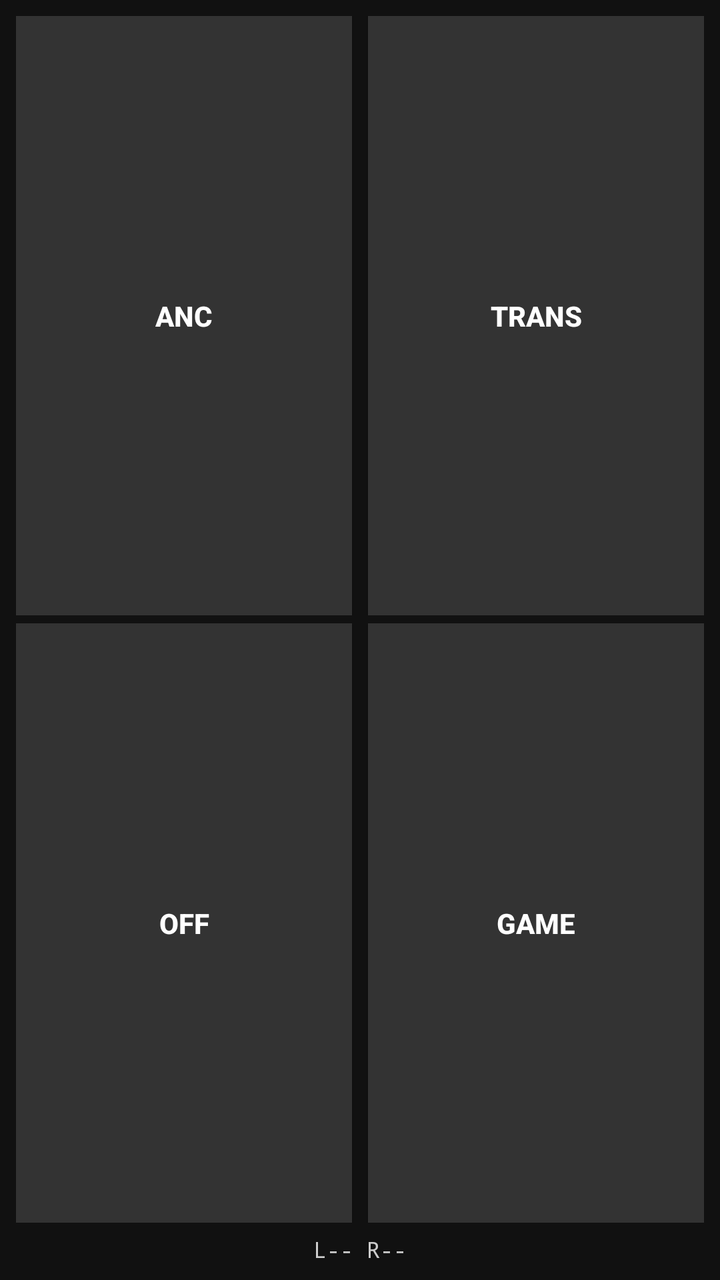
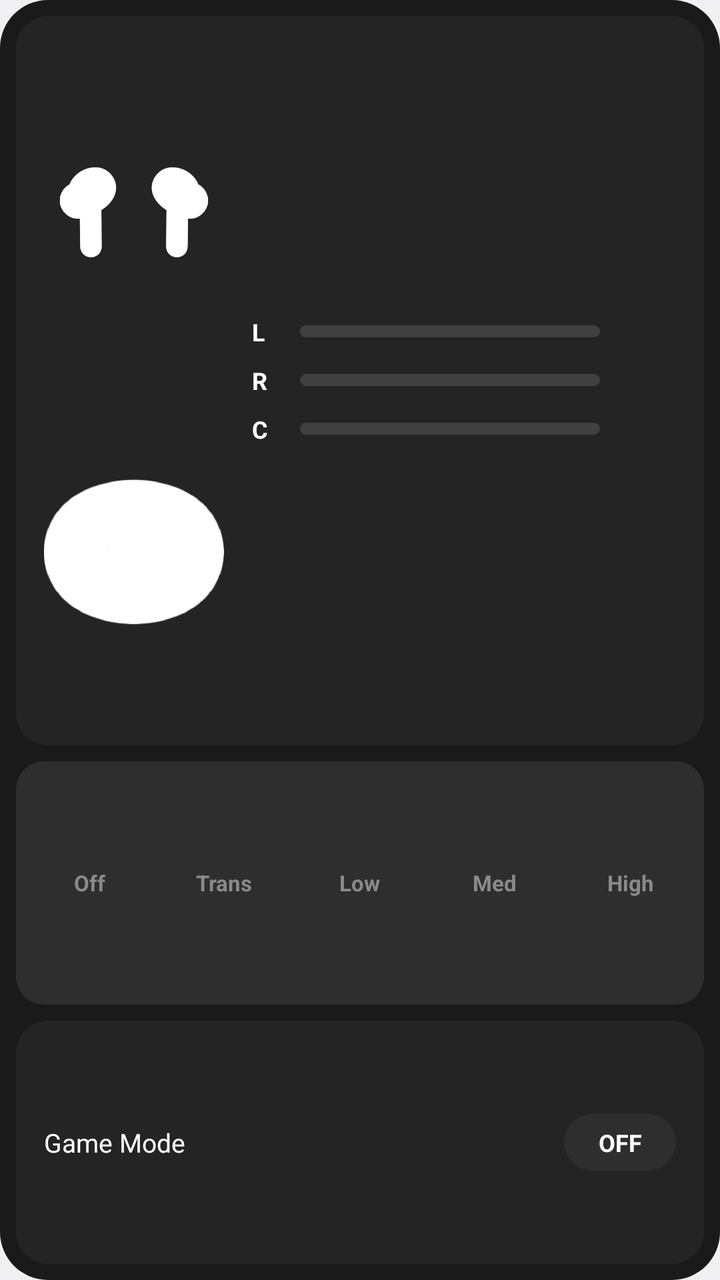

Compare the two renders of this Android layout. The source of the first and the diff that turns it into the second are given below.
<!-- AndroidManifest.xml: application theme android:Theme.DeviceDefault.Light.NoActionBar -->
<!-- res/layout/widget_anc.xml -->
<?xml version="1.0" encoding="utf-8"?>
<LinearLayout xmlns:android="http://schemas.android.com/apk/res/android"
    android:layout_width="match_parent"
    android:layout_height="match_parent"
    android:orientation="vertical"
    android:padding="8dp"
    android:background="#111111">

    
    <LinearLayout
        android:layout_width="match_parent"
        android:layout_height="0dp"
        android:layout_weight="1"
        android:orientation="horizontal">

        <Button
            android:id="@+id/widgetAncBtn"
            android:layout_width="0dp"
            android:layout_height="match_parent"
            android:layout_weight="1"
            android:layout_marginEnd="4dp"
            android:text="ANC"
            android:textColor="#FFFFFF"
            android:textSize="14sp"
            android:textStyle="bold"
            android:background="#333333" />

        <Button
            android:id="@+id/widgetTransBtn"
            android:layout_width="0dp"
            android:layout_height="match_parent"
            android:layout_weight="1"
            android:layout_marginStart="4dp"
            android:text="Trans"
            android:textColor="#FFFFFF"
            android:textSize="14sp"
            android:textStyle="bold"
            android:background="#333333" />
    </LinearLayout>

    
    <LinearLayout
        android:layout_width="match_parent"
        android:layout_height="0dp"
        android:layout_weight="1"
        android:orientation="horizontal"
        android:layout_marginTop="4dp">

        <Button
            android:id="@+id/widgetOffBtn"
            android:layout_width="0dp"
            android:layout_height="match_parent"
            android:layout_weight="1"
            android:layout_marginEnd="4dp"
            android:text="Off"
            android:textColor="#FFFFFF"
            android:textSize="14sp"
            android:textStyle="bold"
            android:background="#333333" />

        <Button
            android:id="@+id/widgetGameBtn"
            android:layout_width="0dp"
            android:layout_height="match_parent"
            android:layout_weight="1"
            android:layout_marginStart="4dp"
            android:text="Game"
            android:textColor="#FFFFFF"
            android:textSize="14sp"
            android:textStyle="bold"
            android:background="#333333" />
    </LinearLayout>

    
    <TextView
        android:id="@+id/widgetBattery"
        android:layout_width="match_parent"
        android:layout_height="wrap_content"
        android:text="L-- R--"
        android:textColor="#CCCCCC"
        android:textSize="11sp"
        android:gravity="center"
        android:paddingTop="6dp"
        android:typeface="monospace" />

</LinearLayout>
<!-- resources referenced by this layout -->
<resources>

</resources>

<!-- the commit's change to res/layout/widget_anc.xml (unified diff, before → after) -->
@@ -1,86 +1,272 @@
 <?xml version="1.0" encoding="utf-8"?>
 <LinearLayout xmlns:android="http://schemas.android.com/apk/res/android"
+    android:id="@+id/widget_root"
     android:layout_width="match_parent"
     android:layout_height="match_parent"
     android:orientation="vertical"
     android:padding="8dp"
-    android:background="#111111">
-
-    
+    android:background="@drawable/widget_outer_bg">
+
     <LinearLayout
         android:layout_width="match_parent"
         android:layout_height="0dp"
-        android:layout_weight="1"
-        android:orientation="horizontal">
-
-        <Button
-            android:id="@+id/widgetAncBtn"
+        android:layout_weight="3"
+        android:orientation="horizontal"
+        android:padding="14dp"
+        android:background="@drawable/widget_card_bg"
+        android:gravity="center_vertical">
+
+        <LinearLayout
+            android:layout_width="90dp"
+            android:layout_height="match_parent"
+            android:orientation="vertical"
+            android:gravity="center">
+
+            <LinearLayout
+                android:layout_width="match_parent"
+                android:layout_height="0dp"
+                android:layout_weight="1"
+                android:orientation="horizontal"
+                android:gravity="center">
+
+                <ImageView
+                    android:id="@+id/widget_bud_left"
+                    android:layout_width="0dp"
+                    android:layout_height="match_parent"
+                    android:layout_weight="1"
+                    android:scaleType="fitCenter"
+                    android:src="@drawable/ic_bud_left"
+                    android:contentDescription="@string/widget_battery_left" />
+
+                <ImageView
+                    android:id="@+id/widget_bud_right"
+                    android:layout_width="0dp"
+                    android:layout_height="match_parent"
+                    android:layout_weight="1"
+                    android:scaleType="fitCenter"
+                    android:src="@drawable/ic_bud_right"
+                    android:contentDescription="@string/widget_battery_right" />
+            </LinearLayout>
+
+            <ImageView
+                android:id="@+id/widget_bud_case"
+                android:layout_width="match_parent"
+                android:layout_height="0dp"
+                android:layout_weight="1"
+                android:scaleType="fitCenter"
+                android:paddingTop="2dp"
+                android:src="@drawable/ic_case"
+                android:contentDescription="@string/widget_battery_case" />
+        </LinearLayout>
+
+        <LinearLayout
             android:layout_width="0dp"
-            android:layout_height="match_parent"
+            android:layout_height="wrap_content"
             android:layout_weight="1"
-            android:layout_marginEnd="4dp"
-            android:text="ANC"
-            android:textColor="#FFFFFF"
-            android:textSize="14sp"
-            android:textStyle="bold"
-            android:background="#333333" />
-
-        <Button
-            android:id="@+id/widgetTransBtn"
-            android:layout_width="0dp"
-            android:layout_height="match_parent"
-            android:layout_weight="1"
-            android:layout_marginStart="4dp"
-            android:text="Trans"
-            android:textColor="#FFFFFF"
-            android:textSize="14sp"
-            android:textStyle="bold"
-            android:background="#333333" />
+            android:orientation="vertical"
+            android:paddingStart="14dp">
+
+            <LinearLayout
+                android:id="@+id/widget_row_left"
+                android:layout_width="match_parent"
+                android:layout_height="wrap_content"
+                android:orientation="horizontal"
+                android:gravity="center_vertical"
+                android:layout_marginBottom="8dp">
+
+                <TextView
+                    android:layout_width="14dp"
+                    android:layout_height="wrap_content"
+                    android:text="@string/widget_battery_left"
+                    android:textColor="@color/widget_text_primary"
+                    android:textSize="12sp"
+                    android:textStyle="bold" />
+
+                <ProgressBar
+                    android:id="@+id/widget_bar_left"
+                    style="@android:style/Widget.ProgressBar.Horizontal"
+                    android:layout_width="0dp"
+                    android:layout_height="6dp"
+                    android:layout_weight="1"
+                    android:layout_marginStart="10dp"
+                    android:layout_marginEnd="8dp"
+                    android:max="100"
+                    android:progress="0"
+                    android:progressDrawable="@drawable/widget_battery_bar" />
+
+                <TextView
+                    android:id="@+id/widget_text_left"
+                    android:layout_width="30dp"
+                    android:layout_height="wrap_content"
+                    android:text=""
+                    android:textColor="@color/widget_text_primary"
+                    android:textSize="11sp"
+                    android:gravity="end" />
+            </LinearLayout>
+
+            <LinearLayout
+                android:id="@+id/widget_row_right"
+                android:layout_width="match_parent"
+                android:layout_height="wrap_content"
+                android:orientation="horizontal"
+                android:gravity="center_vertical"
+                android:layout_marginBottom="8dp">
+
+                <TextView
+                    android:layout_width="14dp"
+                    android:layout_height="wrap_content"
+                    android:text="@string/widget_battery_right"
+                    android:textColor="@color/widget_text_primary"
+                    android:textSize="12sp"
+                    android:textStyle="bold" />
+
+                <ProgressBar
+                    android:id="@+id/widget_bar_right"
+                    style="@android:style/Widget.ProgressBar.Horizontal"
+                    android:layout_width="0dp"
+                    android:layout_height="6dp"
+                    android:layout_weight="1"
+                    android:layout_marginStart="10dp"
+                    android:layout_marginEnd="8dp"
+                    android:max="100"
+                    android:progress="0"
+                    android:progressDrawable="@drawable/widget_battery_bar" />
+
+                <TextView
+                    android:id="@+id/widget_text_right"
+                    android:layout_width="30dp"
+                    android:layout_height="wrap_content"
+                    android:text=""
+                    android:textColor="@color/widget_text_primary"
+                    android:textSize="11sp"
+                    android:gravity="end" />
+            </LinearLayout>
+
+            <LinearLayout
+                android:id="@+id/widget_row_case"
+                android:layout_width="match_parent"
+                android:layout_height="wrap_content"
+                android:orientation="horizontal"
+                android:gravity="center_vertical">
+
+                <TextView
+                    android:layout_width="14dp"
+                    android:layout_height="wrap_content"
+                    android:text="@string/widget_battery_case"
+                    android:textColor="@color/widget_text_primary"
+                    android:textSize="12sp"
+                    android:textStyle="bold" />
+
+                <ProgressBar
+                    android:id="@+id/widget_bar_case"
+                    style="@android:style/Widget.ProgressBar.Horizontal"
+                    android:layout_width="0dp"
+                    android:layout_height="6dp"
+                    android:layout_weight="1"
+                    android:layout_marginStart="10dp"
+                    android:layout_marginEnd="8dp"
+                    android:max="100"
+                    android:progress="0"
+                    android:progressDrawable="@drawable/widget_battery_bar" />
+
+                <TextView
+                    android:id="@+id/widget_text_case"
+                    android:layout_width="30dp"
+                    android:layout_height="wrap_content"
+                    android:text=""
+                    android:textColor="@color/widget_text_primary"
+                    android:textSize="11sp"
+                    android:gravity="end" />
+            </LinearLayout>
+        </LinearLayout>
     </LinearLayout>
 
-    
     <LinearLayout
+        android:id="@+id/widget_anc_segments"
         android:layout_width="match_parent"
         android:layout_height="0dp"
         android:layout_weight="1"
+        android:layout_marginTop="8dp"
         android:orientation="horizontal"
-        android:layout_marginTop="4dp">
-
-        <Button
-            android:id="@+id/widgetOffBtn"
+        android:padding="3dp"
+        android:background="@drawable/widget_segment_container">
+
+        <TextView android:id="@+id/widget_seg_off"
+            android:layout_width="0dp" android:layout_height="match_parent"
+            android:layout_weight="1" android:gravity="center"
+            android:text="@string/widget_anc_off"
+            android:textColor="@color/widget_segment_text"
+            android:textSize="11sp" android:textStyle="bold"
+            android:background="@drawable/widget_segment_bg" />
+
+        <TextView android:id="@+id/widget_seg_trans"
+            android:layout_width="0dp" android:layout_height="match_parent"
+            android:layout_weight="1" android:gravity="center"
+            android:text="@string/widget_anc_trans"
+            android:textColor="@color/widget_segment_text"
+            android:textSize="11sp" android:textStyle="bold"
+            android:background="@drawable/widget_segment_bg" />
+
+        <TextView android:id="@+id/widget_seg_low"
+            android:layout_width="0dp" android:layout_height="match_parent"
+            android:layout_weight="1" android:gravity="center"
+            android:text="@string/widget_anc_low"
+            android:textColor="@color/widget_segment_text"
+            android:textSize="11sp" android:textStyle="bold"
+            android:background="@drawable/widget_segment_bg" />
+
+        <TextView android:id="@+id/widget_seg_med"
+            android:layout_width="0dp" android:layout_height="match_parent"
+            android:layout_weight="1" android:gravity="center"
+            android:text="@string/widget_anc_med"
+            android:textColor="@color/widget_segment_text"
+            android:textSize="11sp" android:textStyle="bold"
+            android:background="@drawable/widget_segment_bg" />
+
+        <TextView android:id="@+id/widget_seg_high"
+            android:layout_width="0dp" android:layout_height="match_parent"
+            android:layout_weight="1" android:gravity="center"
+            android:text="@string/widget_anc_high"
+            android:textColor="@color/widget_segment_text"
+            android:textSize="11sp" android:textStyle="bold"
+            android:background="@drawable/widget_segment_bg" />
+    </LinearLayout>
+
+    <LinearLayout
+        android:id="@+id/widget_game_row"
+        android:layout_width="match_parent"
+        android:layout_height="0dp"
+        android:layout_weight="1"
+        android:layout_marginTop="8dp"
+        android:orientation="horizontal"
+        android:paddingStart="14dp"
+        android:paddingEnd="14dp"
+        android:background="@drawable/widget_card_bg"
+        android:gravity="center_vertical">
+
+        <TextView
             android:layout_width="0dp"
-            android:layout_height="match_parent"
+            android:layout_height="wrap_content"
             android:layout_weight="1"
-            android:layout_marginEnd="4dp"
-            android:text="Off"
-            android:textColor="#FFFFFF"
-            android:textSize="14sp"
+            android:text="@string/widget_game_mode_label"
+            android:textColor="@color/widget_text_primary"
+            android:textSize="13sp" />
+
+        <TextView
+            android:id="@+id/widget_game_switch"
+            android:layout_width="wrap_content"
+            android:layout_height="wrap_content"
+            android:minWidth="56dp"
+            android:paddingStart="16dp"
+            android:paddingEnd="16dp"
+            android:paddingTop="6dp"
+            android:paddingBottom="6dp"
+            android:gravity="center"
+            android:text="OFF"
+            android:textColor="@color/widget_text_primary"
+            android:textSize="12sp"
             android:textStyle="bold"
-            android:background="#333333" />
-
-        <Button
-            android:id="@+id/widgetGameBtn"
-            android:layout_width="0dp"
-            android:layout_height="match_parent"
-            android:layout_weight="1"
-            android:layout_marginStart="4dp"
-            android:text="Game"
-            android:textColor="#FFFFFF"
-            android:textSize="14sp"
-            android:textStyle="bold"
-            android:background="#333333" />
+            android:background="@drawable/widget_button_bg" />
     </LinearLayout>
 
-    
-    <TextView
-        android:id="@+id/widgetBattery"
-        android:layout_width="match_parent"
-        android:layout_height="wrap_content"
-        android:text="L-- R--"
-        android:textColor="#CCCCCC"
-        android:textSize="11sp"
-        android:gravity="center"
-        android:paddingTop="6dp"
-        android:typeface="monospace" />
-
 </LinearLayout>
<!-- resource entries referenced after the edit -->
@@ -1,5 +1,77 @@
 <!-- resources referenced by this layout -->
 <resources>
-
+  <color name="widget_segment_text">#8A8A8A</color>
+  <color name="widget_text_primary">#FFFFFF</color>
+  <!-- drawable ic_bud_left: png bitmap (drawable, 4292 bytes) -->
+  <!-- drawable ic_bud_right: png bitmap (drawable, 4195 bytes) -->
+  <!-- drawable ic_case: png bitmap (drawable, 4797 bytes) -->
+  <!-- drawable widget_battery_bar (drawable) -->
+  <?xml version="1.0" encoding="utf-8"?>
+  <layer-list xmlns:android="http://schemas.android.com/apk/res/android">
+      <item android:id="@android:id/background">
+          <shape android:shape="rectangle">
+              <corners android:radius="3dp" />
+              <solid android:color="@color/widget_bar_track" />
+          </shape>
+      </item>
+      <item android:id="@android:id/progress">
+          <clip>
+              <shape android:shape="rectangle">
+                  <corners android:radius="3dp" />
+                  <solid android:color="@color/widget_bar_fill" />
+              </shape>
+          </clip>
+      </item>
+  </layer-list>
+  <!-- drawable widget_button_bg (drawable) -->
+  <?xml version="1.0" encoding="utf-8"?>
+  <shape xmlns:android="http://schemas.android.com/apk/res/android"
+      android:shape="rectangle">
+      <solid android:color="@color/widget_bg_button" />
+      <corners android:radius="16dp" />
+  </shape>
+  <!-- drawable widget_card_bg (drawable) -->
+  <?xml version="1.0" encoding="utf-8"?>
+  <shape xmlns:android="http://schemas.android.com/apk/res/android"
+      android:shape="rectangle">
+      <solid android:color="@color/widget_bg_card" />
+      <corners android:radius="16dp" />
+  </shape>
+  <!-- drawable widget_outer_bg (drawable) -->
+  <?xml version="1.0" encoding="utf-8"?>
+  <shape xmlns:android="http://schemas.android.com/apk/res/android"
+      android:shape="rectangle">
+      <solid android:color="@color/widget_bg_outer" />
+      <corners android:radius="24dp" />
+  </shape>
+  <!-- drawable widget_segment_bg (drawable) -->
+  <?xml version="1.0" encoding="utf-8"?>
+  <shape xmlns:android="http://schemas.android.com/apk/res/android"
+      android:shape="rectangle">
+      <solid android:color="#00000000" />
+      <corners android:radius="10dp" />
+  </shape>
+  <!-- drawable widget_segment_container (drawable) -->
+  <?xml version="1.0" encoding="utf-8"?>
+  <shape xmlns:android="http://schemas.android.com/apk/res/android"
+      android:shape="rectangle">
+      <solid android:color="@color/widget_segment_bg" />
+      <corners android:radius="14dp" />
+  </shape>
+  <string name="widget_anc_high">High</string>
+  <string name="widget_anc_low">Low</string>
+  <string name="widget_anc_med">Med</string>
+  <string name="widget_anc_off">Off</string>
+  <string name="widget_anc_trans">Trans</string>
+  <string name="widget_battery_case">C</string>
+  <string name="widget_battery_left">L</string>
+  <string name="widget_battery_right">R</string>
+  <string name="widget_game_mode_label">Game Mode</string>
+  <color name="widget_bar_track">#404040</color>
+  <color name="widget_bar_fill">#FFFFFF</color>
+  <color name="widget_bg_button">#2E2E2E</color>
+  <color name="widget_bg_card">#242424</color>
+  <color name="widget_bg_outer">#1A1A1A</color>
+  <color name="widget_segment_bg">#2E2E2E</color>
 </resources>
 
